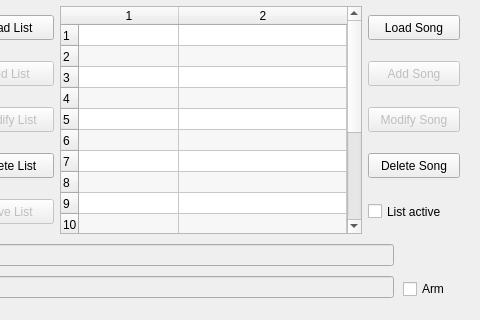
Qt form seq_qt5/forms/qplaylistframe.ui (ahlstromcj/seq66) before a commit; both pictures show x 357 to 837 and y 105 to 425 of the 837 by 425 pixel window.
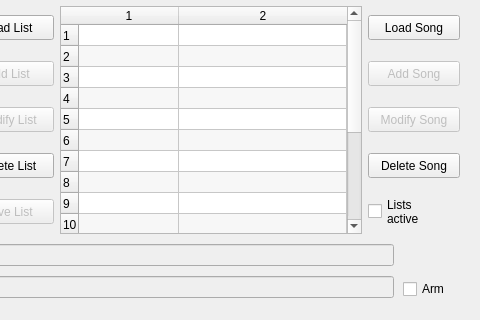
The same form after that commit.

```diff
--- a/seq_qt5/forms/qplaylistframe.ui
+++ b/seq_qt5/forms/qplaylistframe.ui
@@ -785,7 +785,8 @@
 the configured MIDI control comes in.</string>
           </property>
           <property name="text">
-           <string>List active</string>
+           <string>Lists
+active</string>
           </property>
          </widget>
         </item>
```
Left out of the diff: 3 changed lines with no effect on the pictures.
